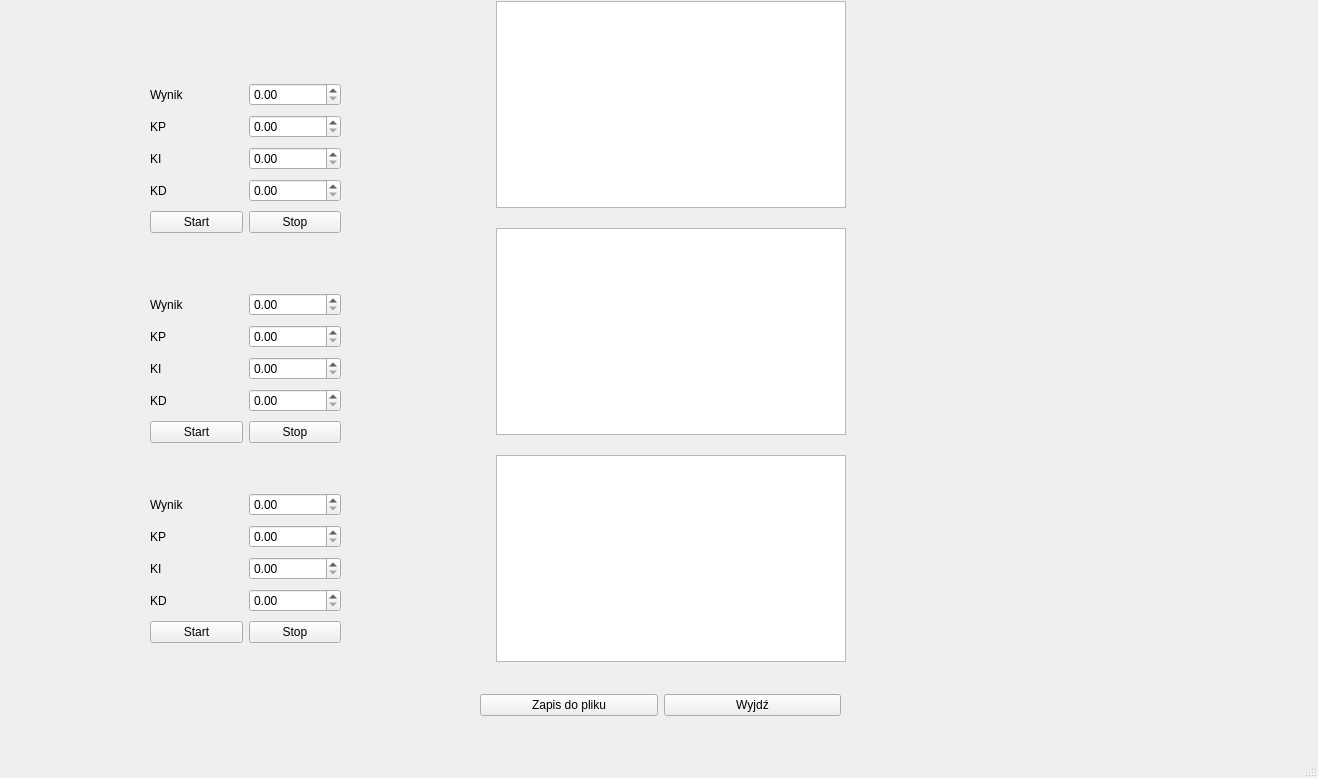
Old version of the form Projekt_PK/QTProjekt/mainwindow.ui in the repository MichalWitczakmw/UAR.
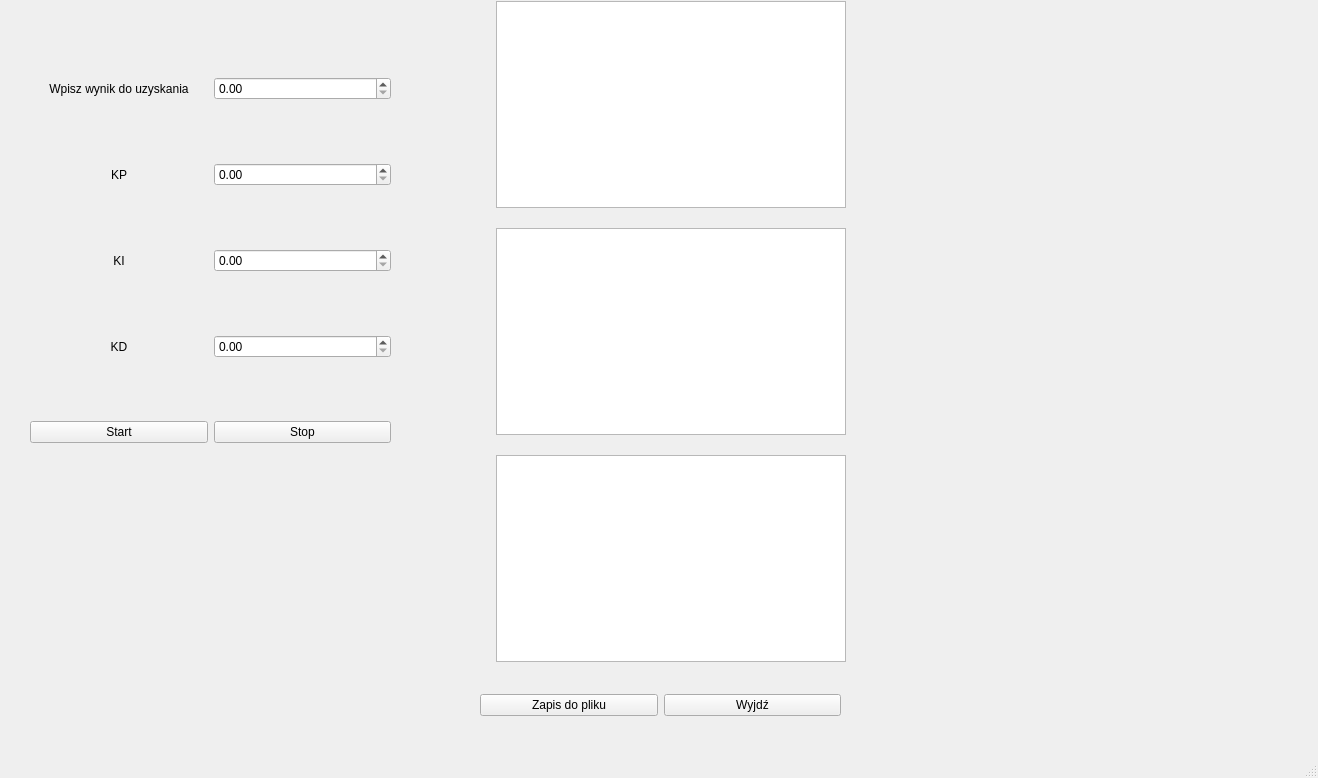
New version of the form. Custom widgets are drawn as their Qt base class.

Diff of the .ui file:
```diff
--- a/Projekt_PK/QTProjekt/mainwindow.ui
+++ b/Projekt_PK/QTProjekt/mainwindow.ui
@@ -14,7 +14,7 @@
    <string>MainWindow</string>
   </property>
   <widget class="QWidget" name="centralwidget">
-   <widget class="QWidget" name="">
+   <widget class="QWidget" name="layoutWidget">
     <property name="geometry">
      <rect>
       <x>431</x>
@@ -77,217 +77,13 @@
      </item>
     </layout>
    </widget>
-   <widget class="QWidget" name="layoutWidget_3">
+   <widget class="QWidget" name="layoutWidget">
     <property name="geometry">
      <rect>
-      <x>150</x>
-      <y>290</y>
-      <width>191</width>
-      <height>160</height>
-     </rect>
-    </property>
-    <layout class="QVBoxLayout" name="verticalLayout_3">
-     <item>
-      <layout class="QHBoxLayout" name="horizontalLayout_8">
-       <item>
-        <widget class="QLabel" name="wynik_3">
-         <property name="text">
-          <string>Wynik</string>
-         </property>
-        </widget>
-       </item>
-       <item>
-        <widget class="QDoubleSpinBox" name="wynik_4">
-         <property name="singleStep">
-          <double>0.010000000000000</double>
-         </property>
-        </widget>
-       </item>
-      </layout>
-     </item>
-     <item>
-      <layout class="QHBoxLayout" name="horizontalLayout_9">
-       <item>
-        <widget class="QLabel" name="label_7">
-         <property name="text">
-          <string>KP</string>
-         </property>
-        </widget>
-       </item>
-       <item>
-        <widget class="QDoubleSpinBox" name="wartoscKP_3">
-         <property name="singleStep">
-          <double>0.010000000000000</double>
-         </property>
-        </widget>
-       </item>
-      </layout>
-     </item>
-     <item>
-      <layout class="QHBoxLayout" name="horizontalLayout_12">
-       <item>
-        <widget class="QLabel" name="label_8">
-         <property name="text">
-          <string>KI</string>
-         </property>
-        </widget>
-       </item>
-       <item>
-        <widget class="QDoubleSpinBox" name="wartoscKI_3">
-         <property name="singleStep">
-          <double>0.010000000000000</double>
-         </property>
-        </widget>
-       </item>
-      </layout>
-     </item>
-     <item>
-      <layout class="QHBoxLayout" name="horizontalLayout_14">
-       <item>
-        <widget class="QLabel" name="label_9">
-         <property name="text">
-          <string>KD</string>
-         </property>
-        </widget>
-       </item>
-       <item>
-        <widget class="QDoubleSpinBox" name="wartoscKD_3">
-         <property name="singleStep">
-          <double>0.010000000000000</double>
-         </property>
-        </widget>
-       </item>
-      </layout>
-     </item>
-     <item>
-      <layout class="QHBoxLayout" name="horizontalLayout_15">
-       <item>
-        <widget class="QPushButton" name="pushButton_6">
-         <property name="text">
-          <string>Start</string>
-         </property>
-        </widget>
-       </item>
-       <item>
-        <widget class="QPushButton" name="pushButton_7">
-         <property name="text">
-          <string>Stop</string>
-         </property>
-        </widget>
-       </item>
-      </layout>
-     </item>
-    </layout>
-   </widget>
-   <widget class="QWidget" name="layoutWidget_4">
-    <property name="geometry">
-     <rect>
-      <x>150</x>
-      <y>490</y>
-      <width>191</width>
-      <height>160</height>
-     </rect>
-    </property>
-    <layout class="QVBoxLayout" name="verticalLayout_4">
-     <item>
-      <layout class="QHBoxLayout" name="horizontalLayout_16">
-       <item>
-        <widget class="QLabel" name="wynik_5">
-         <property name="text">
-          <string>Wynik</string>
-         </property>
-        </widget>
-       </item>
-       <item>
-        <widget class="QDoubleSpinBox" name="wynik_6">
-         <property name="singleStep">
-          <double>0.010000000000000</double>
-         </property>
-        </widget>
-       </item>
-      </layout>
-     </item>
-     <item>
-      <layout class="QHBoxLayout" name="horizontalLayout_17">
-       <item>
-        <widget class="QLabel" name="label_10">
-         <property name="text">
-          <string>KP</string>
-         </property>
-        </widget>
-       </item>
-       <item>
-        <widget class="QDoubleSpinBox" name="wartoscKP_4">
-         <property name="singleStep">
-          <double>0.010000000000000</double>
-         </property>
-        </widget>
-       </item>
-      </layout>
-     </item>
-     <item>
-      <layout class="QHBoxLayout" name="horizontalLayout_18">
-       <item>
-        <widget class="QLabel" name="label_11">
-         <property name="text">
-          <string>KI</string>
-         </property>
-        </widget>
-       </item>
-       <item>
-        <widget class="QDoubleSpinBox" name="wartoscKI_4">
-         <property name="singleStep">
-          <double>0.010000000000000</double>
-         </property>
-        </widget>
-       </item>
-      </layout>
-     </item>
-     <item>
-      <layout class="QHBoxLayout" name="horizontalLayout_19">
-       <item>
-        <widget class="QLabel" name="label_12">
-         <property name="text">
-          <string>KD</string>
-         </property>
-        </widget>
-       </item>
-       <item>
-        <widget class="QDoubleSpinBox" name="wartoscKD_4">
-         <property name="singleStep">
-          <double>0.010000000000000</double>
-         </property>
-        </widget>
-       </item>
-      </layout>
-     </item>
-     <item>
-      <layout class="QHBoxLayout" name="horizontalLayout_20">
-       <item>
-        <widget class="QPushButton" name="pushButton_9">
-         <property name="text">
-          <string>Start</string>
-         </property>
-        </widget>
-       </item>
-       <item>
-        <widget class="QPushButton" name="pushButton_10">
-         <property name="text">
-          <string>Stop</string>
-         </property>
-        </widget>
-       </item>
-      </layout>
-     </item>
-    </layout>
-   </widget>
-   <widget class="QWidget" name="">
-    <property name="geometry">
-     <rect>
-      <x>150</x>
-      <y>80</y>
-      <width>191</width>
-      <height>160</height>
+      <x>30</x>
+      <y>20</y>
+      <width>361</width>
+      <height>481</height>
      </rect>
     </property>
     <layout class="QVBoxLayout" name="verticalLayout">
@@ -296,7 +92,10 @@
        <item>
         <widget class="QLabel" name="wynik_2">
          <property name="text">
-          <string>Wynik</string>
+          <string>Wpisz wynik do uzyskania</string>
+         </property>
+         <property name="alignment">
+          <set>Qt::AlignmentFlag::AlignCenter</set>
          </property>
         </widget>
        </item>
@@ -316,6 +115,9 @@
          <property name="text">
           <string>KP</string>
          </property>
+         <property name="alignment">
+          <set>Qt::AlignmentFlag::AlignCenter</set>
+         </property>
         </widget>
        </item>
        <item>
@@ -334,6 +136,9 @@
          <property name="text">
           <string>KI</string>
          </property>
+         <property name="alignment">
+          <set>Qt::AlignmentFlag::AlignCenter</set>
+         </property>
         </widget>
        </item>
        <item>
@@ -352,6 +157,9 @@
          <property name="text">
           <string>KD</string>
          </property>
+         <property name="alignment">
+          <set>Qt::AlignmentFlag::AlignCenter</set>
+         </property>
         </widget>
        </item>
        <item>
@@ -383,7 +191,7 @@
      </item>
     </layout>
    </widget>
-   <widget class="QWidget" name="">
+   <widget class="QWidget" name="layoutWidget">
     <property name="geometry">
      <rect>
       <x>480</x>
```
